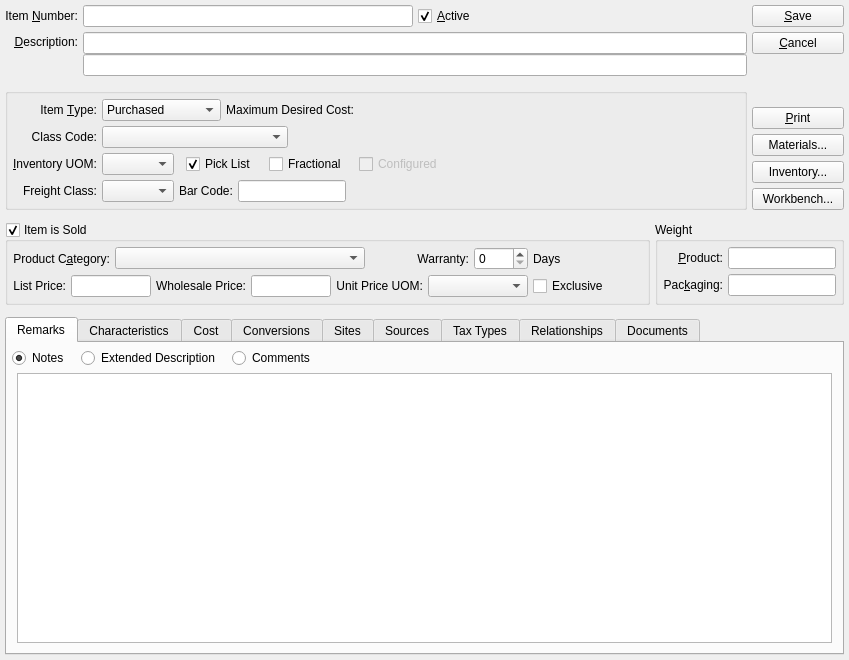
This is guiclient/item.ui in Pegasus-RPG/xtuple-client as Qt 5 draws it before an edit. The edited form follows.
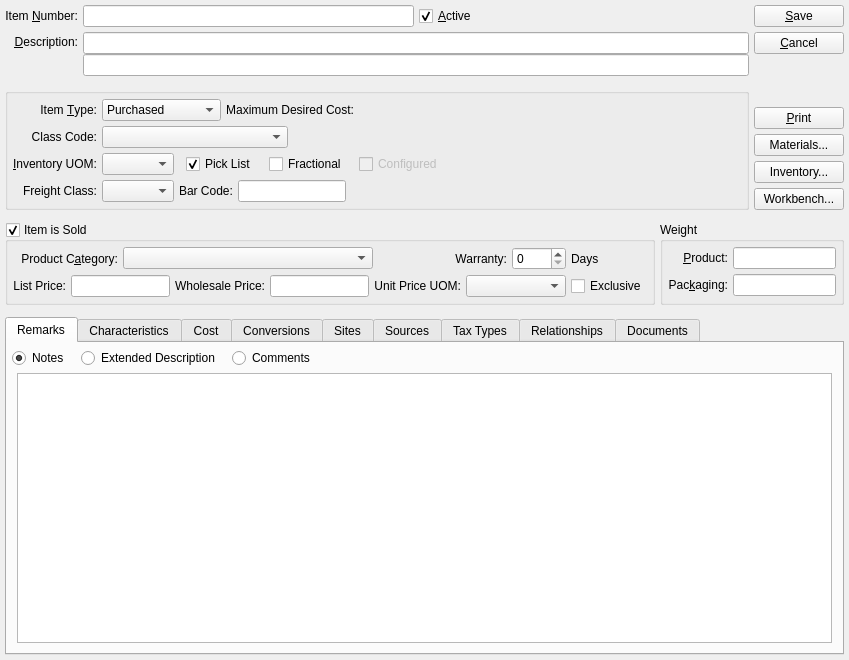
This is the edited form. Custom widgets are drawn as their Qt base class.

Commit message: Issue #30005: Item master List Price widget size

What changed in the file:
```diff
--- a/guiclient/item.ui
+++ b/guiclient/item.ui
@@ -633,7 +633,7 @@
             </property>
             <property name="maximumSize">
              <size>
-              <width>80</width>
+              <width>100</width>
               <height>22</height>
              </size>
             </property>
@@ -672,7 +672,7 @@
             </property>
             <property name="maximumSize">
              <size>
-              <width>80</width>
+              <width>100</width>
               <height>22</height>
              </size>
             </property>
```
